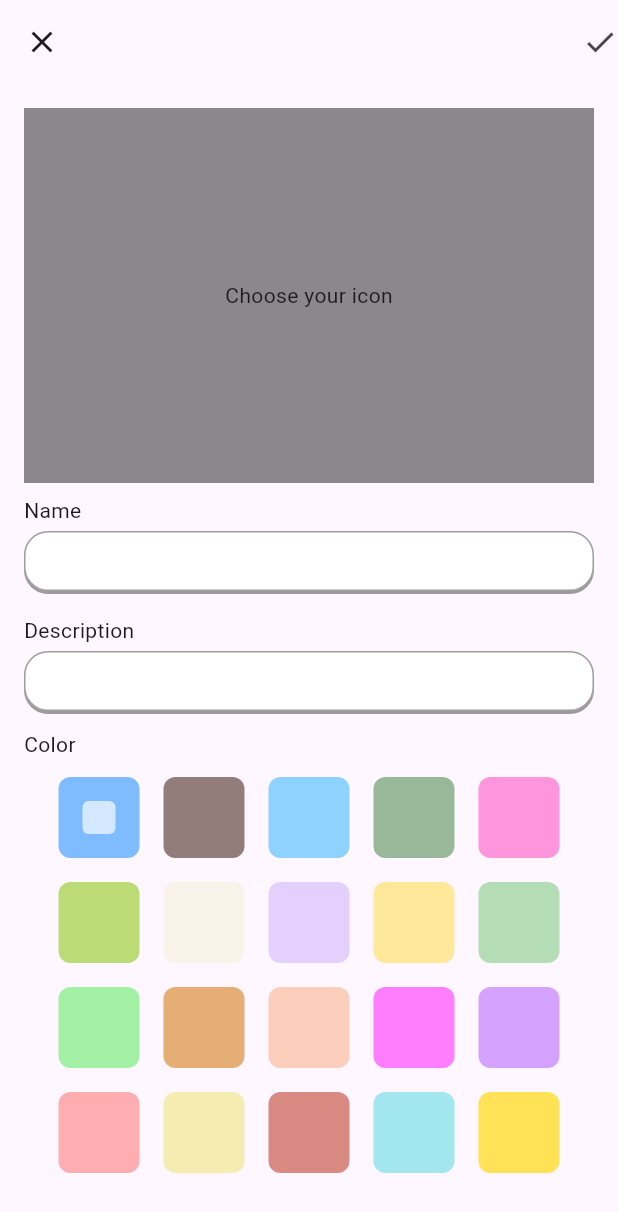
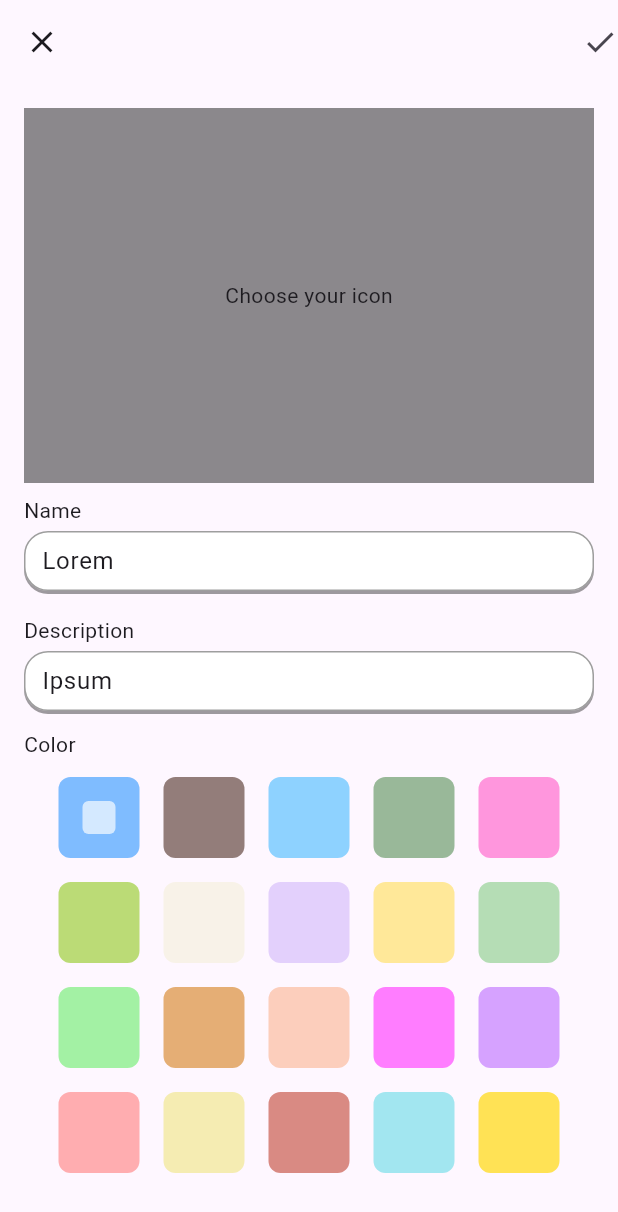
Before and after one commit to osekine/habit_tracker, a Flutter app: the EditPage screen opened by its route, on a phone screen of 412 x 824 dp. Shown: the top 1212 px of the screen. Run offline on Flutter 3.47's test engine with Material 3 defaults, Android fonts, the phone set to English and light mode, and no system bars; our stand-ins replace freezed_annotation, get_it, injectable, shared_preferences; accounts and stored records are empty.

Commit message:
Blocked empty habit creation

```diff
--- a/lib/view/features/edit/edit_page.dart
+++ b/lib/view/features/edit/edit_page.dart
@@ -13,8 +13,9 @@ class EditPage extends StatefulWidget {
 }
 
 class _EditPageState extends State<EditPage> {
-  final _nameController = TextEditingController();
-  final _descController = TextEditingController();
+  // TODO(NLU): delete Lorem Ipsum
+  final _nameController = TextEditingController(text: 'Lorem');
+  final _descController = TextEditingController(text: 'Ipsum');
   final _nameFocusNode = FocusNode();
   final _descFocusNode = FocusNode();
   late String colorName;
@@ -26,6 +27,10 @@ class _EditPageState extends State<EditPage> {
       actions: [
         HabitIconButton(
           onTap: () {
+            if (_nameController.text.isEmpty) {
+              _nameFocusNode.requestFocus();
+              return;
+            }
             widget.vm.saveHabit(
               _nameController.text,
               _descController.text,
@@ -54,6 +59,7 @@ class _EditPageState extends State<EditPage> {
               controller: _nameController,
               hint: 'Name',
               focusNode: _nameFocusNode,
+              isNeccessary: true,
             ),
             HabitTextField(
               controller: _descController,
--- a/lib/view/features/home/home_page.dart
+++ b/lib/view/features/home/home_page.dart
@@ -12,7 +12,6 @@ class HomePage extends StatefulWidget {
 }
 
 class _HomePageState extends State<HomePage> {
-
   @override
   Widget build(BuildContext context) => Scaffold(
     appBar: AppBar(
@@ -23,8 +22,7 @@ class _HomePageState extends State<HomePage> {
             await Navigator.of(context).pushNamed('/edit');
             widget.vm.init();
             // TODO(NLU): fix
-            setState(() {
-            });
+            setState(() {});
           },
           icon: Icons.edit,
         ),
--- a/lib/view/widgets/habit_text_field.dart
+++ b/lib/view/widgets/habit_text_field.dart
@@ -4,10 +4,12 @@ class HabitTextField extends StatefulWidget {
   final TextEditingController controller;
   final String? hint;
   final FocusNode focusNode;
+  final bool isNeccessary;
   const HabitTextField({
     super.key,
     required this.controller,
     required this.focusNode,
+    this.isNeccessary = false,
     this.hint,
   });
 
@@ -17,6 +19,7 @@ class HabitTextField extends StatefulWidget {
 
 class _HabitTextFieldState extends State<HabitTextField> {
   late final FocusNode _focusNode;
+  bool showError = false;
 
   @override
   void initState() {
@@ -41,7 +44,9 @@ class _HabitTextFieldState extends State<HabitTextField> {
           DecoratedBox(
             decoration: BoxDecoration(
               color: Colors.white,
-              border: Border.all(color: shadowColor),
+              border: Border.all(
+                color: !showError ? shadowColor : shadowColor.withRed(225),
+              ),
               borderRadius: BorderRadius.circular(16),
               boxShadow: const [
                 BoxShadow(offset: Offset(0, 2), color: shadowColor),
@@ -51,9 +56,18 @@ class _HabitTextFieldState extends State<HabitTextField> {
               padding: const EdgeInsets.fromLTRB(12, 8, 16, 8),
               child: TextField(
                 focusNode: _focusNode,
-                onTapOutside: (event) => _focusNode.unfocus(),
+                onTapOutside: (event) {
+                  _focusNode.unfocus();
+                  _checkTextIsValid();
+                },
+                onChanged: (_) => _checkTextIsValid(),
                 controller: widget.controller,
-                decoration: const InputDecoration.collapsed(hintText: null),
+                decoration: InputDecoration(
+                  isCollapsed: true,
+                  border: InputBorder.none,
+                  errorText:
+                      showError ? '$labelText should not be empty!' : null,
+                ),
               ),
             ),
           ),
@@ -61,4 +75,13 @@ class _HabitTextFieldState extends State<HabitTextField> {
       ),
     );
   }
+
+  void _checkTextIsValid() {
+    final shouldShowError =
+        widget.isNeccessary && widget.controller.text.isEmpty;
+    if (shouldShowError != showError) {
+      showError = shouldShowError;
+      setState(() {});
+    }
+  }
 }
```
